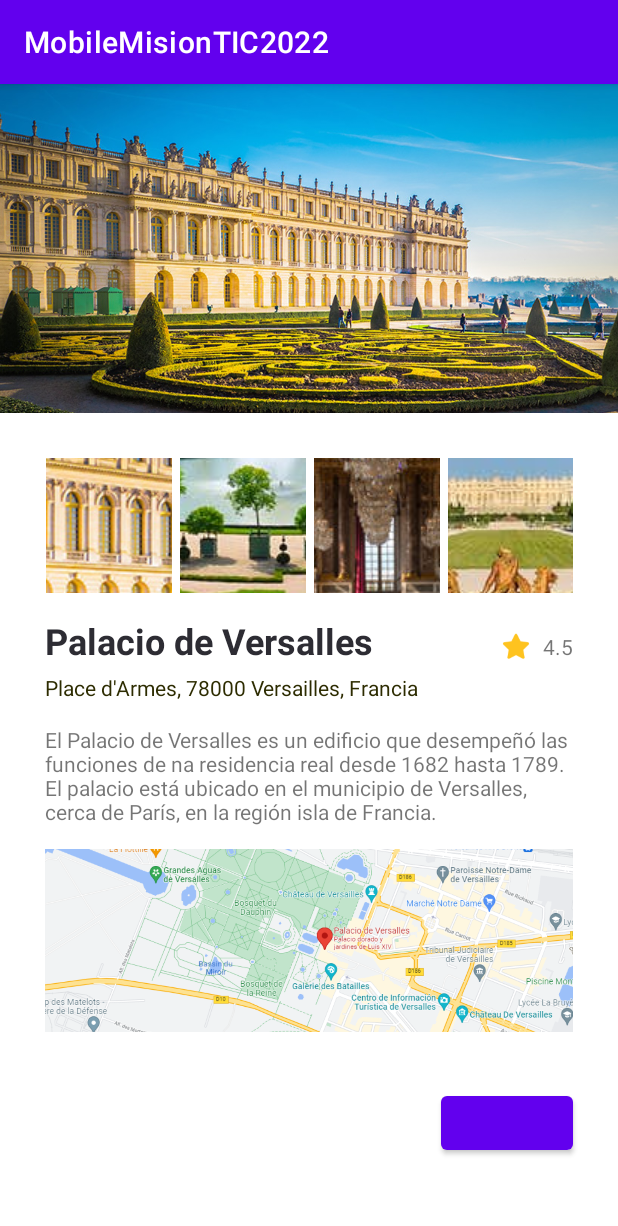
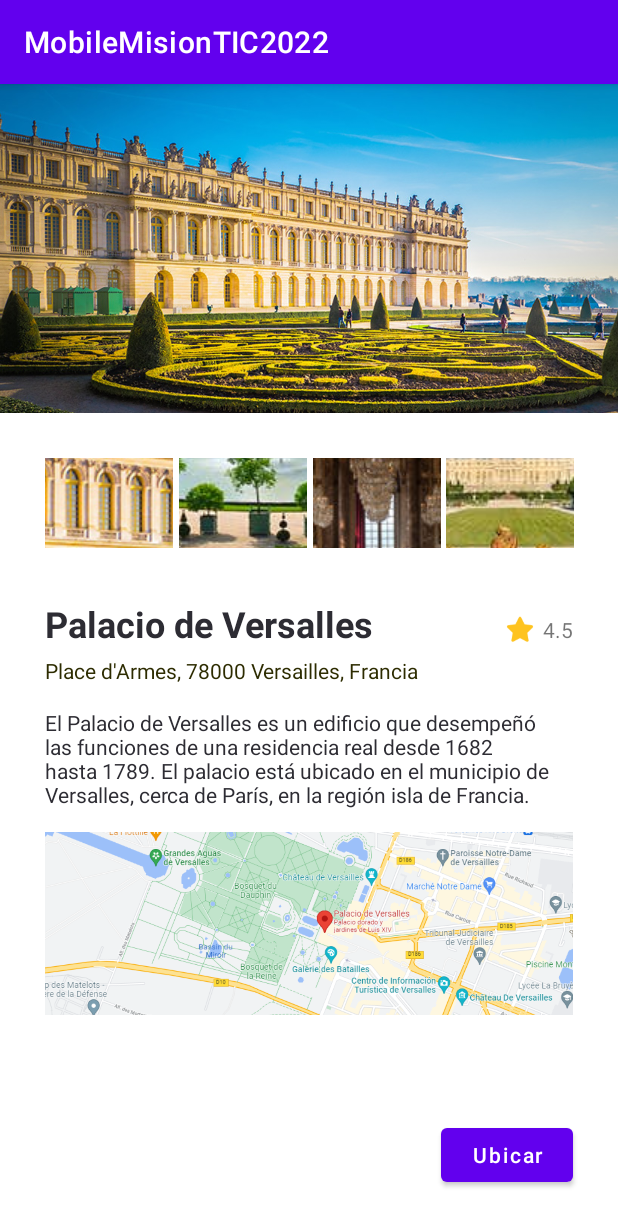
Before and after one commit to FelixDavid12/mobile-mision-tic-2022, an Android app: the PalaceOfVersaillesActivity screen opened directly, with no data from a screen before it, on a phone screen of 412 x 824 dp. Shown: the top 1226 px of the screen. Run offline under Robolectric (Android 15) with nearby library versions, the phone set to English and light mode, and no system bars.

Commit message:
Fix some attributes

```diff
--- a/app/src/main/res/layout-land/activity_palace_of_versailles.xml
+++ b/app/src/main/res/layout-land/activity_palace_of_versailles.xml
@@ -28,7 +28,6 @@
         android:layout_marginStart="25dp"
         android:layout_marginTop="15dp"
         android:layout_marginEnd="10dp"
-        android:layout_marginBottom="30dp"
         android:text="@string/poi_name"
         android:textColor="#2D2C33"
         android:textSize="24sp"
@@ -36,9 +35,9 @@
         app:layout_constraintBottom_toBottomOf="parent"
         app:layout_constraintEnd_toStartOf="@+id/icon_star"
         app:layout_constraintStart_toEndOf="@+id/main_image_view"
-        app:layout_constraintTop_toBottomOf="@+id/linearLayout"
-        app:layout_constraintVertical_bias="0.0"
-        tools:text="Palacio de Versalles" />
+        app:layout_constraintTop_toTopOf="parent"
+        app:layout_constraintVertical_bias="0.23"
+        tools:text="@string/poi_name" />
 
     <TextView
         android:id="@+id/poi_location"
@@ -55,7 +54,7 @@
         app:layout_constraintStart_toEndOf="@+id/main_image_view"
         app:layout_constraintTop_toBottomOf="@+id/poi_name"
         app:layout_constraintVertical_bias="0.0"
-        tools:text="Place d'Armes, 78000 Versailles, Francia" />
+        tools:text="@string/poi_location" />
 
     <TextView
         android:id="@+id/poi_description"
@@ -64,15 +63,12 @@
         android:layout_marginStart="25dp"
         android:layout_marginTop="10dp"
         android:layout_marginEnd="25dp"
-        android:layout_marginBottom="30dp"
         android:text="@string/poi_description"
         android:textColor="#2D2C33"
-        app:layout_constraintBottom_toBottomOf="parent"
         app:layout_constraintEnd_toEndOf="parent"
         app:layout_constraintStart_toEndOf="@+id/main_image_view"
         app:layout_constraintTop_toBottomOf="@+id/poi_location"
-        app:layout_constraintVertical_bias="0.0"
-        tools:text="El Palacio de Versalles es un edificio que desempeñó las funciones de na residencia real desde 1682 hasta 1789. El palacio está ubicado en el municipio de Versalles, cerca de París, en la región isla de Francia." />
+        tools:text="@string/poi_description" />
 
     <TextView
         android:id="@+id/poi_value"
@@ -82,75 +78,71 @@
         android:text="@string/poi_value"
         app:layout_constraintBaseline_toBaselineOf="@+id/poi_name"
         app:layout_constraintEnd_toEndOf="parent"
-        tools:text="4.5" />
+        tools:text="@string/poi_value" />
 
-    <LinearLayout
-        android:id="@+id/linearLayout"
-        android:layout_width="0dp"
-        android:layout_height="70dp"
+    <ImageButton
+        android:id="@+id/imageButton3"
+        android:layout_width="95dp"
+        android:layout_height="60dp"
         android:layout_marginStart="25dp"
         android:layout_marginTop="25dp"
-        android:layout_marginEnd="25dp"
-        android:orientation="horizontal"
-        app:layout_constraintBottom_toBottomOf="parent"
-        app:layout_constraintEnd_toEndOf="parent"
+        android:contentDescription="@string/img_0_info"
+        app:layout_constraintHorizontal_weight="1"
         app:layout_constraintStart_toEndOf="@+id/main_image_view"
         app:layout_constraintTop_toTopOf="parent"
-        app:layout_constraintVertical_bias="0.00999999">
+        app:srcCompat="@drawable/versailles_0" />
 
-        <ImageButton
-            android:id="@+id/poi_img_0"
-            android:layout_width="120dp"
-            android:layout_height="wrap_content"
-            android:layout_marginEnd="5dp"
-            android:layout_weight="1"
-            android:contentDescription="@string/img_0_info"
-            android:scaleType="center"
-            android:src="@drawable/versailles_0"
-            tools:src="@drawable/versailles_0" />
+    <ImageButton
+        android:id="@+id/imageButton4"
+        android:layout_width="95dp"
+        android:layout_height="60dp"
+        android:layout_marginStart="7dp"
+        android:layout_marginTop="25dp"
+        android:contentDescription="@string/img_1_info"
+        app:layout_constraintHorizontal_weight="1"
+        app:layout_constraintStart_toEndOf="@+id/imageButton3"
+        app:layout_constraintTop_toTopOf="parent"
+        app:srcCompat="@drawable/versailles_1" />
 
-        <ImageButton
-            android:id="@+id/poi_img_1"
-            android:layout_width="120dp"
-            android:layout_height="wrap_content"
-            android:layout_marginEnd="5dp"
-            android:layout_weight="1"
-            android:contentDescription="@string/img_1_info"
-            android:src="@drawable/versailles_1"
-            tools:srcCompat="@drawable/versailles_1" />
+    <ImageButton
+        android:id="@+id/imageButton5"
+        android:layout_width="95dp"
+        android:layout_height="60dp"
+        android:layout_marginStart="7dp"
+        android:layout_marginTop="25dp"
+        android:contentDescription="@string/img_2_info"
+        app:layout_constraintHorizontal_weight="1"
+        app:layout_constraintStart_toEndOf="@+id/imageButton4"
+        app:layout_constraintTop_toTopOf="parent"
+        app:srcCompat="@drawable/versailles_2"
+        tools:ignore="ImageContrastCheck" />
 
-        <ImageButton
-            android:id="@+id/poi_img_2"
-            android:layout_width="120dp"
-            android:layout_height="wrap_content"
-            android:layout_marginEnd="5dp"
-            android:layout_weight="1"
-            android:contentDescription="@string/img_2_info"
-            android:src="@drawable/versailles_2"
-            tools:ignore="ImageContrastCheck"
-            tools:srcCompat="@drawable/versailles_2" />
-
-        <ImageButton
-            android:id="@+id/poi_img_3"
-            android:layout_width="120dp"
-            android:layout_height="wrap_content"
-            android:layout_weight="1"
-            android:contentDescription="@string/img_3_info"
-            android:scaleType="center"
-            android:src="@drawable/versailles_3"
-            tools:ignore="ImageContrastCheck"
-            tools:srcCompat="@drawable/versailles_3" />
-    </LinearLayout>
+    <ImageButton
+        android:id="@+id/imageButton6"
+        android:layout_width="95dp"
+        android:layout_height="60dp"
+        android:layout_marginStart="7dp"
+        android:layout_marginTop="25dp"
+        android:layout_marginEnd="25dp"
+        android:contentDescription="@string/img_3_info"
+        app:layout_constraintEnd_toEndOf="parent"
+        app:layout_constraintHorizontal_bias="1.0"
+        app:layout_constraintHorizontal_weight="1"
+        app:layout_constraintStart_toEndOf="@+id/imageButton5"
+        app:layout_constraintTop_toTopOf="parent"
+        app:srcCompat="@drawable/versailles_3"
+        tools:ignore="ImageContrastCheck" />
 
     <ImageView
         android:id="@+id/poi_img_map"
         android:layout_width="0dp"
-        android:layout_height="81dp"
+        android:layout_height="70dp"
         android:layout_marginStart="25dp"
         android:layout_marginTop="10dp"
         android:layout_marginEnd="25dp"
         android:layout_marginBottom="30dp"
         android:contentDescription="@string/img_map_info"
+        android:padding="1dp"
         android:scaleType="centerCrop"
         app:layout_constraintBottom_toBottomOf="parent"
         app:layout_constraintEnd_toEndOf="parent"
@@ -168,6 +160,7 @@
         android:layout_marginTop="10dp"
         android:layout_marginEnd="25dp"
         android:layout_marginBottom="20dp"
+        android:text="@string/btn_text"
         android:textAllCaps="false"
         android:textSize="14sp"
         app:layout_constraintBottom_toBottomOf="parent"
@@ -175,7 +168,8 @@
         app:layout_constraintHorizontal_bias="1.0"
         app:layout_constraintStart_toStartOf="parent"
         app:layout_constraintTop_toBottomOf="@+id/poi_img_map"
-        tools:text="Ubicar" />
+        app:layout_constraintVertical_bias="1.0"
+        tools:text="@string/btn_text" />
 
     <ImageView
         android:id="@+id/icon_star"
--- a/app/src/main/res/layout/activity_palace_of_versailles.xml
+++ b/app/src/main/res/layout/activity_palace_of_versailles.xml
@@ -24,9 +24,7 @@
         android:layout_width="0dp"
         android:layout_height="wrap_content"
         android:layout_marginStart="30dp"
-        android:layout_marginTop="15dp"
         android:layout_marginEnd="10dp"
-        android:layout_marginBottom="30dp"
         android:text="@string/poi_name"
         android:textColor="#2D2C33"
         android:textSize="24sp"
@@ -34,9 +32,9 @@
         app:layout_constraintBottom_toBottomOf="parent"
         app:layout_constraintEnd_toStartOf="@+id/icon_star"
         app:layout_constraintStart_toStartOf="parent"
-        app:layout_constraintTop_toBottomOf="@+id/linearLayout"
-        app:layout_constraintVertical_bias="0.0"
-        tools:text="Palacio de Versalles" />
+        app:layout_constraintTop_toBottomOf="@+id/main_image_view"
+        app:layout_constraintVertical_bias="0.24"
+        tools:text="@string/poi_name" />
 
     <TextView
         android:id="@+id/poi_location"
@@ -51,7 +49,7 @@
         app:layout_constraintStart_toStartOf="parent"
         app:layout_constraintTop_toBottomOf="@+id/poi_name"
         app:layout_constraintVertical_bias="0.0"
-        tools:text="Place d'Armes, 78000 Versailles, Francia" />
+        tools:text="@string/poi_location" />
 
     <TextView
         android:id="@+id/poi_description"
@@ -62,12 +60,13 @@
         android:layout_marginEnd="30dp"
         android:layout_marginBottom="30dp"
         android:text="@string/poi_description"
+        android:textColor="#2D2C33"
         app:layout_constraintBottom_toBottomOf="parent"
         app:layout_constraintEnd_toEndOf="parent"
         app:layout_constraintStart_toStartOf="parent"
         app:layout_constraintTop_toBottomOf="@+id/poi_location"
         app:layout_constraintVertical_bias="0.0"
-        tools:text="El Palacio de Versalles es un edificio que desempeñó las funciones de na residencia real desde 1682 hasta 1789. El palacio está ubicado en el municipio de Versalles, cerca de París, en la región isla de Francia." />
+        tools:text="@string/poi_description" />
 
     <TextView
         android:id="@+id/poi_value"
@@ -77,65 +76,9 @@
         android:text="@string/poi_value"
         app:layout_constraintBaseline_toBaselineOf="@+id/poi_name"
         app:layout_constraintEnd_toEndOf="parent"
-        tools:text="4.5" />
+        tools:text="@string/poi_value" />
 
-    <LinearLayout
-        android:id="@+id/linearLayout"
-        android:layout_width="351dp"
-        android:layout_height="90dp"
-        android:layout_marginTop="30dp"
-        android:layout_marginBottom="30dp"
-        android:orientation="horizontal"
-        app:layout_constraintBottom_toBottomOf="parent"
-        app:layout_constraintEnd_toEndOf="parent"
-        app:layout_constraintStart_toStartOf="parent"
-        app:layout_constraintTop_toBottomOf="@+id/main_image_view"
-        app:layout_constraintVertical_bias="0.0">
 
-        <ImageButton
-            android:id="@+id/poi_img_0"
-            android:layout_width="120dp"
-            android:layout_height="wrap_content"
-            android:layout_marginEnd="5dp"
-            android:layout_weight="1"
-            android:contentDescription="@string/img_0_info"
-            android:scaleType="center"
-            android:src="@drawable/versailles_0"
-            tools:ignore="ImageContrastCheck"
-            tools:src="@drawable/versailles_0" />
-
-        <ImageButton
-            android:id="@+id/poi_img_1"
-            android:layout_width="120dp"
-            android:layout_height="wrap_content"
-            android:layout_marginEnd="5dp"
-            android:layout_weight="1"
-            android:contentDescription="@string/img_1_info"
-            android:src="@drawable/versailles_1"
-            tools:srcCompat="@drawable/versailles_1" />
-
-        <ImageButton
-            android:id="@+id/poi_img_2"
-            android:layout_width="120dp"
-            android:layout_height="wrap_content"
-            android:layout_marginEnd="5dp"
-            android:layout_weight="1"
-            android:contentDescription="@string/img_2_info"
-            android:src="@drawable/versailles_2"
-            tools:ignore="ImageContrastCheck"
-            tools:srcCompat="@drawable/versailles_2" />
-
-        <ImageButton
-            android:id="@+id/poi_img_3"
-            android:layout_width="120dp"
-            android:layout_height="wrap_content"
-            android:layout_weight="1"
-            android:contentDescription="@string/img_3_info"
-            android:scaleType="center"
-            android:src="@drawable/versailles_3"
-            tools:ignore="ImageContrastCheck"
-            tools:srcCompat="@drawable/versailles_3" />
-    </LinearLayout>
 
     <ImageView
         android:id="@+id/poi_img_map"
@@ -163,6 +106,7 @@
         android:layout_marginTop="15dp"
         android:layout_marginEnd="30dp"
         android:layout_marginBottom="30dp"
+        android:text="@string/btn_text"
         android:textAllCaps="false"
         android:textSize="14sp"
         app:layout_constraintBottom_toBottomOf="parent"
@@ -170,19 +114,74 @@
         app:layout_constraintHorizontal_bias="1.0"
         app:layout_constraintStart_toStartOf="parent"
         app:layout_constraintTop_toBottomOf="@+id/poi_img_map"
-        tools:text="Ubicar" />
+        app:layout_constraintVertical_bias="1.0"
+        tools:text="@string/btn_text" />
 
     <ImageView
         android:id="@+id/icon_star"
         android:layout_width="20dp"
         android:layout_height="20dp"
-        android:layout_marginEnd="8dp"
+        android:layout_marginEnd="5dp"
         android:importantForAccessibility="no"
         app:layout_constraintBottom_toBottomOf="@+id/poi_value"
         app:layout_constraintEnd_toStartOf="@+id/poi_value"
-        app:layout_constraintTop_toBottomOf="@+id/linearLayout"
+        app:layout_constraintTop_toBottomOf="@+id/main_image_view"
         app:layout_constraintVertical_bias="1.0"
         app:srcCompat="@drawable/icon_star"
         tools:ignore="ImageContrastCheck" />
 
+    <ImageButton
+        android:id="@+id/imageButton3"
+        android:layout_width="85dp"
+        android:layout_height="60dp"
+        android:layout_marginStart="30dp"
+        android:layout_marginTop="30dp"
+        android:contentDescription="@string/img_0_info"
+        app:layout_constraintHorizontal_weight="1"
+        app:layout_constraintStart_toStartOf="parent"
+        app:layout_constraintTop_toBottomOf="@+id/main_image_view"
+        app:srcCompat="@drawable/versailles_0"
+        tools:ignore="ImageContrastCheck" />
+
+    <ImageButton
+        android:id="@+id/imageButton4"
+        android:layout_width="85dp"
+        android:layout_height="60dp"
+        android:layout_marginStart="4dp"
+        android:layout_marginTop="30dp"
+        android:contentDescription="@string/img_1_info"
+        app:layout_constraintHorizontal_weight="1"
+        app:layout_constraintStart_toEndOf="@+id/imageButton3"
+        app:layout_constraintTop_toBottomOf="@+id/main_image_view"
+        app:srcCompat="@drawable/versailles_1" />
+
+    <ImageButton
+        android:id="@+id/imageButton5"
+        android:layout_width="85dp"
+        android:layout_height="60dp"
+        android:layout_marginStart="4dp"
+        android:layout_marginTop="30dp"
+        android:contentDescription="@string/img_2_info"
+        app:layout_constraintHorizontal_weight="1"
+        app:layout_constraintStart_toEndOf="@+id/imageButton4"
+        app:layout_constraintTop_toBottomOf="@+id/main_image_view"
+        app:srcCompat="@drawable/versailles_2"
+        tools:ignore="ImageContrastCheck" />
+
+    <ImageButton
+        android:id="@+id/imageButton6"
+        android:layout_width="85dp"
+        android:layout_height="60dp"
+        android:layout_marginStart="4dp"
+        android:layout_marginTop="30dp"
+        android:layout_marginEnd="30dp"
+        android:contentDescription="@string/img_3_info"
+        app:layout_constraintEnd_toEndOf="parent"
+        app:layout_constraintHorizontal_weight="1"
+        app:layout_constraintStart_toEndOf="@+id/imageButton5"
+        app:layout_constraintTop_toBottomOf="@+id/main_image_view"
+        app:srcCompat="@drawable/versailles_3"
+        tools:ignore="ImageContrastCheck" />
+
+
 </androidx.constraintlayout.widget.ConstraintLayout>
--- a/app/src/main/res/values/strings.xml
+++ b/app/src/main/res/values/strings.xml
@@ -11,7 +11,7 @@
     <string name="poi_name">Palacio de Versalles</string>
     <string name="poi_location">Place d\'Armes, 78000 Versailles, Francia</string>
     <string name="poi_value">4.5</string>
-    <string name="poi_description">El Palacio de Versalles es un edificio que desempeñó las funciones de na residencia real desde 1682 hasta 1789. El palacio está ubicado en el municipio de Versalles, cerca de París, en la región isla de Francia.</string>
+    <string name="poi_description">El Palacio de Versalles es un edificio que desempeñó las funciones de una residencia real desde 1682 hasta 1789. El palacio está ubicado en el municipio de Versalles, cerca de París, en la región isla de Francia.</string>
     <string name="img_0_info">Vista general del palacio</string>
     <string name="img_1_info">Jardín del palacio</string>
     <string name="img_2_info">Interior del palacio</string>
@@ -21,4 +21,5 @@
     <string name="pont_des_arts_title">Puente de las Artes</string>
     <string name="pont_des_arts_description">Es un puente que atraviesa el río Sena en el centro de París. Conecta el Quai Malaquais y el Quai Conti a la altura del Instituto de Francia, en el distrito VI, con el Quai François-Mitterrand y el Quai du Louvre a la altura del Cour Carrée del Palacio del Louvre</string>
     <string name="como_llegar">¿Cómo llegar?</string>
+    <string name="btn_text">Ubicar</string>
 </resources>
```
